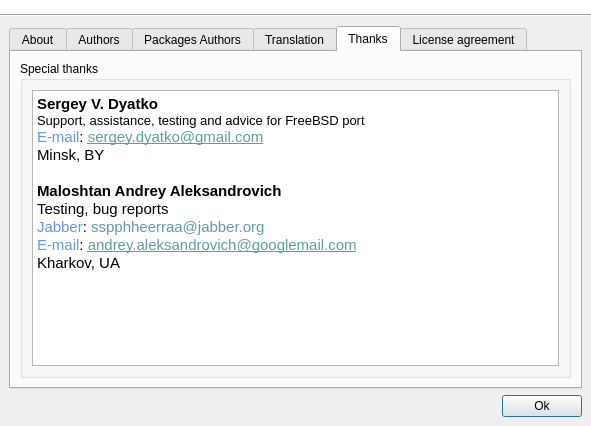
Qt form src/About.ui (brezerk/q4wine) before a commit.
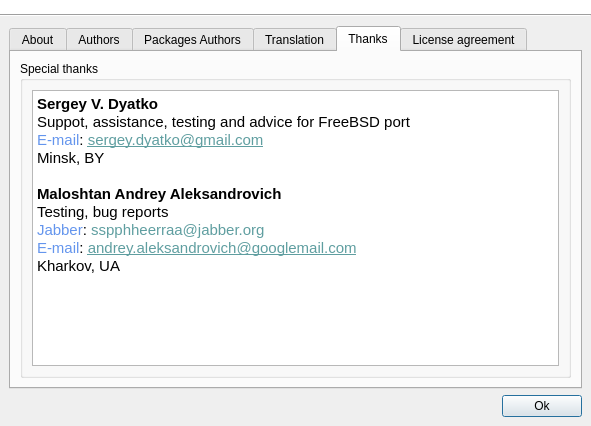
The same form after that commit. The open tabs and pages were chosen to show the change. Icons and pictures are not drawn.

```diff
--- a/src/About.ui
+++ b/src/About.ui
@@ -373,7 +373,7 @@
 p, li { white-space: pre-wrap; }
 &lt;/style>&lt;/head>&lt;body style=" font-family:'Fixed [Misc]'; font-size:11pt; font-weight:400; font-style:normal;">
 &lt;p style=" margin-top:0px; margin-bottom:0px; margin-left:0px; margin-right:0px; -qt-block-indent:0; text-indent:0px;">&lt;span style=" font-weight:600; color:#000000;">Sergey V. Dyatko&lt;/span>&lt;/p>
-&lt;p style=" margin-top:0px; margin-bottom:0px; margin-left:0px; margin-right:0px; -qt-block-indent:0; text-indent:0px; font-family:'Sans Serif'; font-size:10pt;">Support, assistance, testing and advice for FreeBSD port&lt;/p>
+&lt;p style=" margin-top:0px; margin-bottom:0px; margin-left:0px; margin-right:0px; -qt-block-indent:0; text-indent:0px; font-weight:600; color:#000000;">&lt;span style=" font-weight:400;">Suppot, assistance, testing and advice for FreeBSD port&lt;/span>&lt;/p>
 &lt;p style=" margin-top:0px; margin-bottom:0px; margin-left:0px; margin-right:0px; -qt-block-indent:0; text-indent:0px; font-family:'Sans Serif'; font-size:10pt;">&lt;span style=" font-family:'Fixed [Misc]'; font-size:11pt; color:#6495ed;">E-mail&lt;/span>&lt;span style=" font-family:'Fixed [Misc]'; font-size:11pt;">: &lt;/span>&lt;span style=" font-family:'Fixed [Misc]'; font-size:11pt; text-decoration: underline; color:#5f9ea0;">sergey.dyatko@gmail.com&lt;/span>&lt;/p>
 &lt;p style=" margin-top:0px; margin-bottom:0px; margin-left:0px; margin-right:0px; -qt-block-indent:0; text-indent:0px; font-family:'Sans Serif'; font-size:10pt;">&lt;span style=" font-family:'Fixed [Misc]'; font-size:11pt;">Minsk, BY&lt;/span>&lt;/p>
 &lt;p style="-qt-paragraph-type:empty; margin-top:0px; margin-bottom:0px; margin-left:0px; margin-right:0px; -qt-block-indent:0; text-indent:0px; font-weight:600; color:#000000;">&lt;/p>
```
